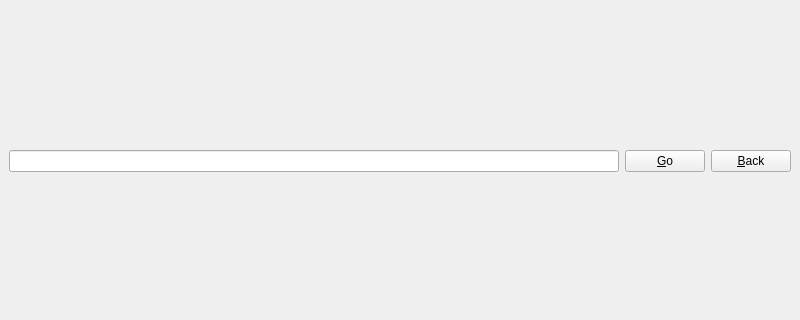
vinodkumartiwari/astcti2, file AstCTIClient/browserwindow.ui: the form before one commit; both pictures show x 0 to 800 and y 128 to 448 of the 800 by 600 pixel window.
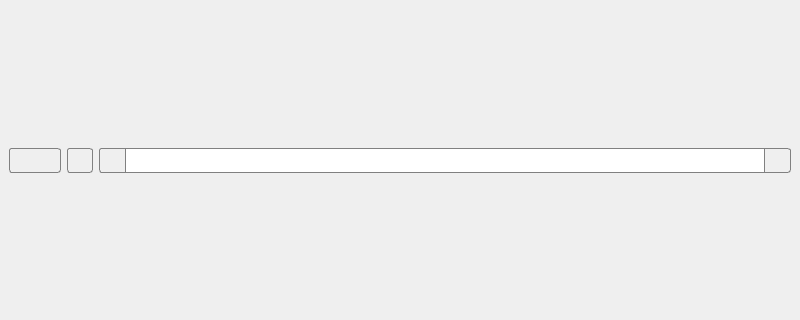
The form after the commit. Icons and pictures are not drawn.

Diff of the .ui file:
```diff
--- a/AstCTIClient/browserwindow.ui
+++ b/AstCTIClient/browserwindow.ui
@@ -13,26 +13,156 @@
   <property name="windowTitle">
    <string>AsteriskCTI Browser</string>
   </property>
+  <property name="styleSheet">
+   <string notr="true">#prevButton, #stopButton {
+	border-top-left-radius: 3px;
+	border-bottom-left-radius: 3px;
+	border: 1px solid gray;
+	border-right: none;
+	background: transparent;
+}
+#nextButton, #goButton {
+	border-top-right-radius: 3px;
+	border-bottom-right-radius: 3px;
+	border: 1px solid gray;
+	border-left: none;
+	background: transparent;
+}
+#reloadButton {
+	border-radius: 3px;
+	border: 1px solid gray;
+	background: transparent;
+}
+#urlLineEdit {
+	border: 1px solid gray;
+}</string>
+  </property>
   <widget class="QWidget" name="centralwidget">
    <layout class="QVBoxLayout" name="verticalLayout_2">
     <item>
      <layout class="QVBoxLayout" name="verticalLayout">
       <item>
        <layout class="QHBoxLayout" name="horizontalLayout">
+        <property name="spacing">
+         <number>0</number>
+        </property>
         <item>
-         <widget class="QLineEdit" name="txtUrl"/>
+         <widget class="QToolButton" name="prevButton">
+          <property name="minimumSize">
+           <size>
+            <width>26</width>
+            <height>25</height>
+           </size>
+          </property>
+          <property name="toolTip">
+           <string>Previous page</string>
+          </property>
+          <property name="icon">
+           <iconset resource="mainresources.qrc">
+            <normaloff>:/res/res/browser-previous.png</normaloff>:/res/res/browser-previous.png</iconset>
+          </property>
+         </widget>
         </item>
         <item>
-         <widget class="QPushButton" name="btnGo">
-          <property name="text">
-           <string>&amp;Go</string>
+         <widget class="QToolButton" name="nextButton">
+          <property name="minimumSize">
+           <size>
+            <width>26</width>
+            <height>25</height>
+           </size>
           </property>
          </widget>
         </item>
         <item>
-         <widget class="QPushButton" name="pushButton_2">
-          <property name="text">
-           <string>&amp;Back</string>
+         <spacer name="horizontalSpacer">
+          <property name="orientation">
+           <enum>Qt::Horizontal</enum>
+          </property>
+          <property name="sizeType">
+           <enum>QSizePolicy::Fixed</enum>
+          </property>
+          <property name="sizeHint" stdset="0">
+           <size>
+            <width>6</width>
+            <height>20</height>
+           </size>
+          </property>
+         </spacer>
+        </item>
+        <item>
+         <widget class="QToolButton" name="reloadButton">
+          <property name="minimumSize">
+           <size>
+            <width>26</width>
+            <height>25</height>
+           </size>
+          </property>
+          <property name="toolTip">
+           <string>Reload current page</string>
+          </property>
+          <property name="icon">
+           <iconset resource="mainresources.qrc">
+            <normaloff>:/res/res/browser-refresh.png</normaloff>:/res/res/browser-refresh.png</iconset>
+          </property>
+         </widget>
+        </item>
+        <item>
+         <spacer name="horizontalSpacer_2">
+          <property name="orientation">
+           <enum>Qt::Horizontal</enum>
+          </property>
+          <property name="sizeType">
+           <enum>QSizePolicy::Fixed</enum>
+          </property>
+          <property name="sizeHint" stdset="0">
+           <size>
+            <width>6</width>
+            <height>20</height>
+           </size>
+          </property>
+         </spacer>
+        </item>
+        <item>
+         <widget class="QToolButton" name="stopButton">
+          <property name="minimumSize">
+           <size>
+            <width>26</width>
+            <height>25</height>
+           </size>
+          </property>
+          <property name="toolTip">
+           <string>Stop loading current page</string>
+          </property>
+          <property name="icon">
+           <iconset resource="mainresources.qrc">
+            <normaloff>:/res/res/cancel.png</normaloff>:/res/res/cancel.png</iconset>
+          </property>
+         </widget>
+        </item>
+        <item>
+         <widget class="QLineEdit" name="urlLineEdit">
+          <property name="minimumSize">
+           <size>
+            <width>0</width>
+            <height>25</height>
+           </size>
+          </property>
+         </widget>
+        </item>
+        <item>
+         <widget class="QToolButton" name="goButton">
+          <property name="minimumSize">
+           <size>
+            <width>26</width>
+            <height>25</height>
+           </size>
+          </property>
+          <property name="toolTip">
+           <string>Go to this page</string>
+          </property>
+          <property name="icon">
+           <iconset resource="mainresources.qrc">
+            <normaloff>:/res/res/browser-go.png</normaloff>:/res/res/browser-go.png</iconset>
           </property>
          </widget>
         </item>
```
Left out of the diff: 23 changed lines with no effect on the pictures.
